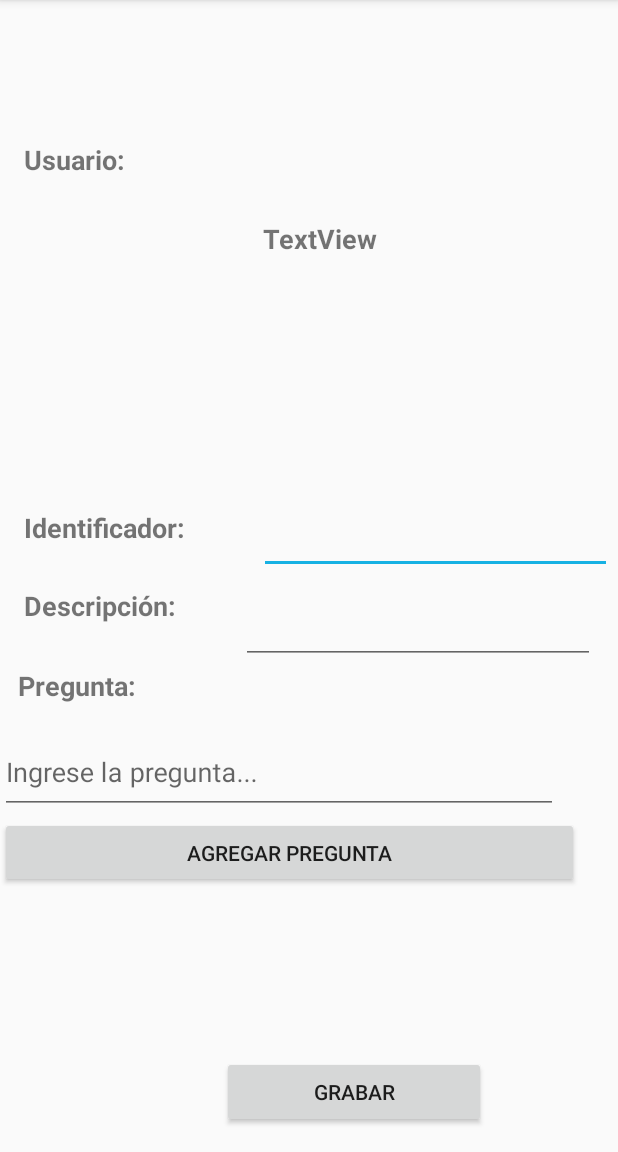
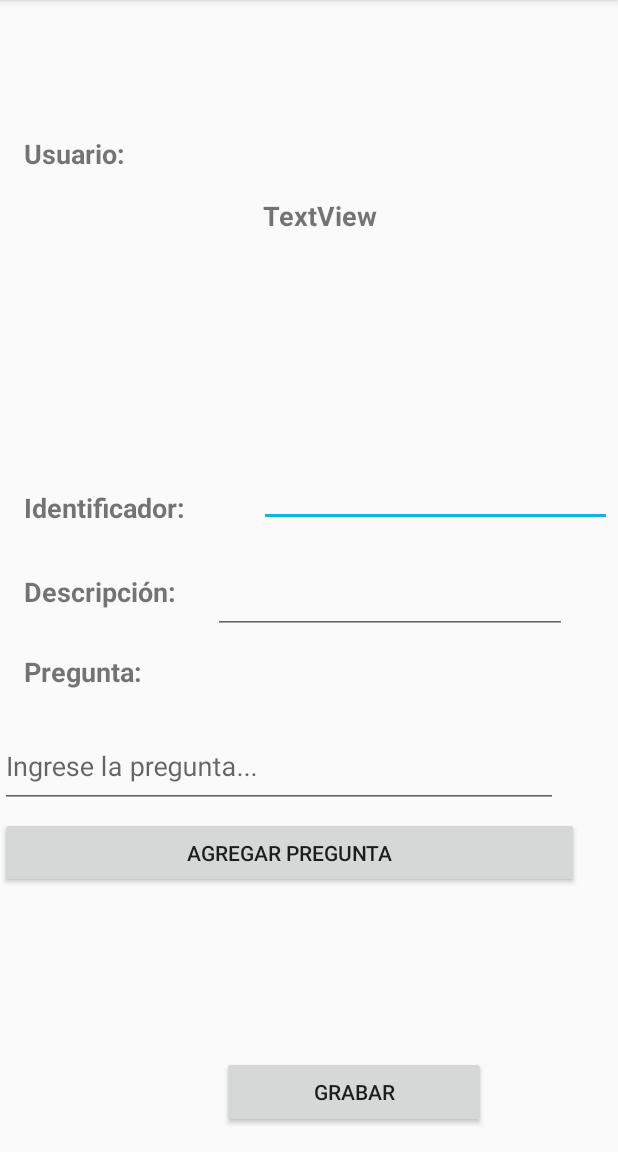
Before and after one commit to andrescl03/serviciosweb_android, an Android app: the DetallePanel screen opened directly, with no data from a screen before it, on a phone screen of 412 x 824 dp, the part 84-1236 px from its top. Run offline under Robolectric (Android 15) with nearby library versions, the phone set to English and light mode, and no system bars; our stand-ins replace Volley; network calls fail.

Commit message:
creacion del panel admin

```diff
--- a/app/src/main/res/layout/activity_detalle_panel.xml
+++ b/app/src/main/res/layout/activity_detalle_panel.xml
@@ -24,7 +24,7 @@
         android:id="@+id/textView3"
         android:layout_width="116dp"
         android:layout_height="36dp"
-        android:layout_marginBottom="16dp"
+        android:layout_marginBottom="20dp"
         android:layout_marginEnd="8dp"
         android:layout_marginStart="16dp"
         android:text="Identificador:"
@@ -53,8 +53,8 @@
     <TextView
         android:id="@+id/textView5"
         android:layout_width="118dp"
-        android:layout_height="34dp"
-        android:layout_marginStart="12dp"
+        android:layout_height="39dp"
+        android:layout_marginStart="16dp"
         android:text="Pregunta:"
         android:textSize="18sp"
         android:textStyle="bold"
@@ -65,7 +65,7 @@
         android:id="@+id/textInputLayout"
         android:layout_width="235dp"
         android:layout_height="43dp"
-        android:layout_marginBottom="12dp"
+        android:layout_marginBottom="16dp"
         android:layout_marginEnd="4dp"
         app:layout_constraintBottom_toTopOf="@+id/textInputLayout2"
         app:layout_constraintEnd_toEndOf="parent">
@@ -79,13 +79,13 @@
     <android.support.design.widget.TextInputLayout
         android:id="@+id/textInputLayout2"
         android:layout_width="236dp"
-        android:layout_height="48dp"
-        android:layout_marginBottom="36dp"
+        android:layout_height="55dp"
+        android:layout_marginBottom="52dp"
         android:layout_marginEnd="4dp"
         android:layout_marginStart="8dp"
         app:layout_constraintBottom_toTopOf="@+id/textInputLayout3"
         app:layout_constraintEnd_toEndOf="parent"
-        app:layout_constraintHorizontal_bias="0.666"
+        app:layout_constraintHorizontal_bias="0.0"
         app:layout_constraintStart_toEndOf="@+id/textView5">
 
         <android.support.design.widget.TextInputEditText
@@ -97,7 +97,7 @@
     <android.support.design.widget.TextInputLayout
         android:id="@+id/textInputLayout3"
         android:layout_width="372dp"
-        android:layout_height="58dp"
+        android:layout_height="62dp"
         android:layout_marginBottom="8dp"
         app:layout_constraintBottom_toTopOf="@+id/btnDAgregarP"
         tools:layout_editor_absoluteX="6dp">
```
